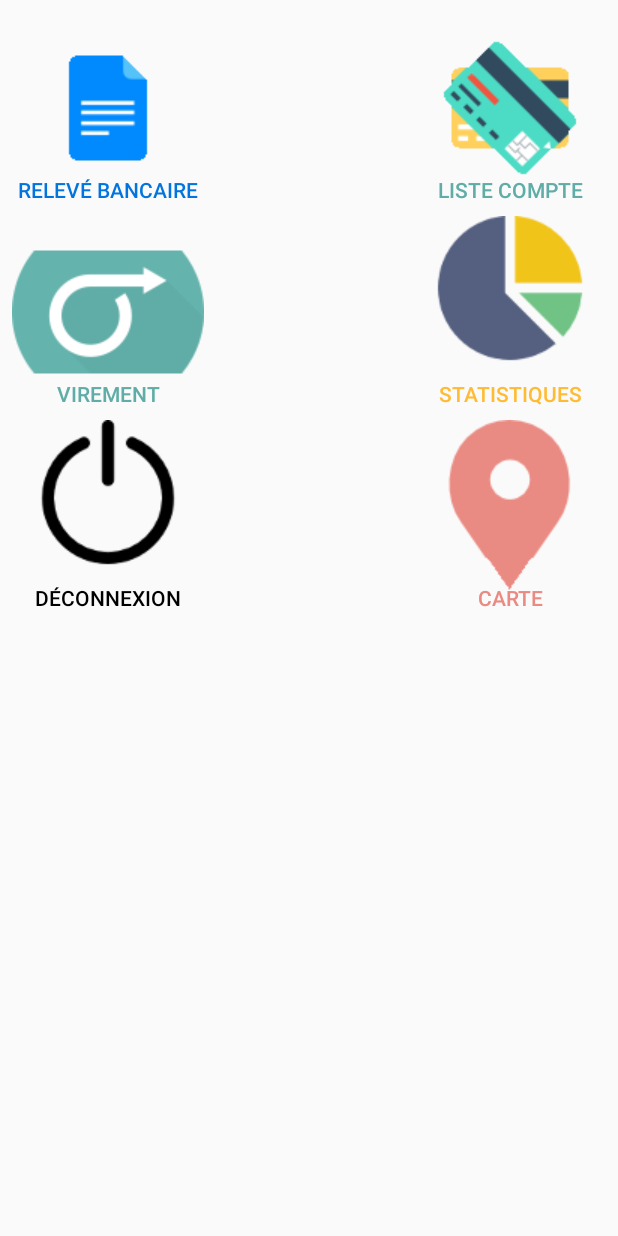
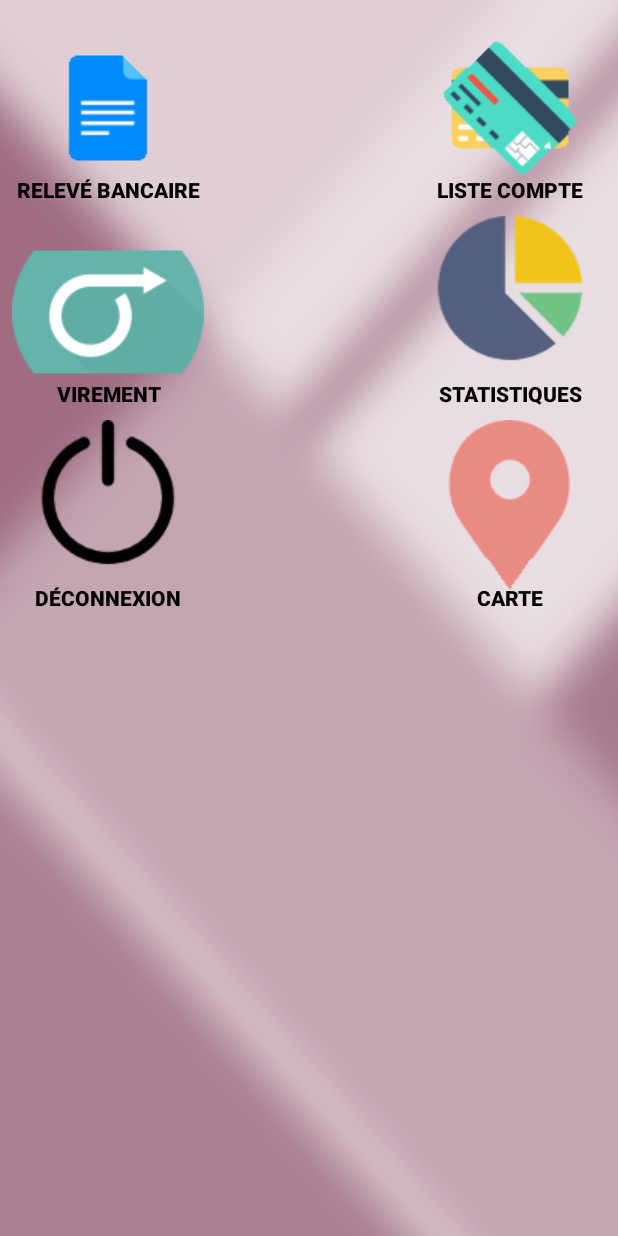
Before and after one commit to Noxyd/VirtualBank, an Android app: the layout activity_accueil.xml on its own in the app's theme, with its tools: preview values and no code run, on a phone screen of 412 x 824 dp. Run offline under Robolectric (Android 15) with nearby library versions, the light colour scheme and no system bars.

Commit message:
Petites modifs sur l'apparence de l'appli !

```diff
--- a/app/src/main/java/com/example/stri/virtualbank/connexion.java
+++ b/app/src/main/java/com/example/stri/virtualbank/connexion.java
@@ -12,7 +12,7 @@ public class connexion extends AppCompatActivity {
     @Override
     protected void onCreate(Bundle savedInstanceState) {
         super.onCreate(savedInstanceState);
-        getSupportActionBar().hide();
+        //getSupportActionBar().hide();
         setContentView(R.layout.activity_connexion);
 
         final Button btn_connect = (Button) findViewById(R.id.id_btn_connect);
--- a/app/src/main/res/layout/activity_accueil.xml
+++ b/app/src/main/res/layout/activity_accueil.xml
@@ -2,7 +2,8 @@
 <android.widget.RelativeLayout xmlns:android="http://schemas.android.com/apk/res/android"
     xmlns:app="http://schemas.android.com/apk/res-auto"
     xmlns:tools="http://schemas.android.com/tools"
-    android:layout_width="match_parent" android:layout_height="match_parent">
+    android:layout_width="match_parent" android:layout_height="match_parent"
+    android:background="@drawable/background">
 
     <android.support.constraint.ConstraintLayout
         android:layout_width="match_parent"
@@ -15,7 +16,6 @@
             android:layout_width="wrap_content"
             android:layout_height="wrap_content"
             android:layout_alignBottom="@+id/id_btn_liste_compte"
-            android:layout_alignStart="@+id/id_btn_releve_bancaire2"
             android:layout_marginStart="8dp"
             android:layout_marginTop="8dp"
             android:background="@drawable/file"
@@ -23,8 +23,9 @@
             android:gravity="bottom|center"
             android:shadowRadius="2"
             android:text="Relevé Bancaire"
-            android:textColor="?android:attr/colorPrimary"
+            android:textColor="?android:attr/colorForeground"
             android:textSize="14sp"
+            android:textStyle="bold"
             app:layout_constraintStart_toStartOf="parent"
             app:layout_constraintTop_toTopOf="parent" />
 
@@ -42,6 +43,7 @@
             android:text="Déconnexion"
             android:textColor="?android:attr/colorForeground"
             android:textSize="14sp"
+            android:textStyle="bold"
             app:layout_constraintStart_toStartOf="parent"
             app:layout_constraintTop_toBottomOf="@+id/id_btn_virement" />
 
@@ -57,8 +59,9 @@
             android:elevation="0dp"
             android:gravity="bottom|center"
             android:text="Carte"
-            android:textColor="#ea8b83"
+            android:textColor="#000000"
             android:textSize="14sp"
+            android:textStyle="bold"
             app:layout_constraintEnd_toEndOf="parent"
             app:layout_constraintTop_toBottomOf="@+id/id_btn_stat" />
 
@@ -74,8 +77,9 @@
             android:elevation="0dp"
             android:gravity="bottom|center"
             android:text="Virement"
-            android:textColor="#60ada7"
+            android:textColor="#000000"
             android:textSize="14sp"
+            android:textStyle="bold"
             app:layout_constraintStart_toStartOf="parent"
             app:layout_constraintTop_toBottomOf="@+id/id_btn_releve_bancaire" />
 
@@ -92,8 +96,9 @@
             android:elevation="0dp"
             android:gravity="bottom|center"
             android:text="Statistiques"
-            android:textColor="@android:color/holo_orange_light"
+            android:textColor="#000000"
             android:textSize="14sp"
+            android:textStyle="bold"
             app:layout_constraintEnd_toEndOf="parent"
             app:layout_constraintTop_toBottomOf="@+id/id_btn_liste_compte" />
 
@@ -110,8 +115,9 @@
             android:elevation="0dp"
             android:gravity="bottom|center"
             android:text="Liste Compte"
-            android:textColor="#60ADA7"
+            android:textColor="#000000"
             android:textSize="14sp"
+            android:textStyle="bold"
             app:layout_constraintEnd_toEndOf="parent"
             app:layout_constraintTop_toTopOf="parent" />
     </android.support.constraint.ConstraintLayout>
--- a/app/src/main/res/layout/activity_ajoutbanque.xml
+++ b/app/src/main/res/layout/activity_ajoutbanque.xml
@@ -4,7 +4,8 @@
     xmlns:tools="http://schemas.android.com/tools"
     android:layout_width="match_parent"
     android:layout_height="match_parent"
-    android:orientation="vertical">
+    android:orientation="vertical"
+    android:background="@drawable/background">
 
     <RelativeLayout
         android:layout_width="match_parent"
--- a/app/src/main/res/layout/activity_ajoutvirement.xml
+++ b/app/src/main/res/layout/activity_ajoutvirement.xml
@@ -4,7 +4,8 @@
     xmlns:tools="http://schemas.android.com/tools"
     android:layout_width="match_parent"
     android:layout_height="match_parent"
-    android:orientation="vertical">
+    android:orientation="vertical"
+    android:background="@drawable/background">
 
     <RelativeLayout
         android:layout_width="match_parent"
--- a/app/src/main/res/layout/activity_connexion.xml
+++ b/app/src/main/res/layout/activity_connexion.xml
@@ -4,8 +4,8 @@
     xmlns:tools="http://schemas.android.com/tools"
     android:layout_width="match_parent"
     android:layout_height="match_parent"
-    android:background="?android:attr/textColorSecondary"
-    tools:context="com.example.stri.virtualbank.Connexion"
+    android:background="@drawable/background_accueil"
+    tools:context="com.example.stri.virtualbank.connexion"
     tools:layout_editor_absoluteX="0dp"
     tools:layout_editor_absoluteY="81dp">
 
--- a/app/src/main/res/layout/activity_inscription.xml
+++ b/app/src/main/res/layout/activity_inscription.xml
@@ -6,7 +6,8 @@
     android:layout_height="match_parent"
     tools:layout_editor_absoluteY="81dp"
     tools:layout_editor_absoluteX="0dp"
-    tools:context="com.example.stri.virtualbank.Inscription">
+    tools:context="com.example.stri.virtualbank.Inscription"
+    android:background="@drawable/background">
 
     <TableRow
         android:layout_width="0dp"
--- a/app/src/main/res/layout/activity_releve_bancaire.xml
+++ b/app/src/main/res/layout/activity_releve_bancaire.xml
@@ -4,7 +4,8 @@
     xmlns:tools="http://schemas.android.com/tools"
     android:layout_width="match_parent"
     android:layout_height="match_parent"
-    tools:context="com.example.stri.virtualbank.ReleveBancaire">
+    tools:context="com.example.stri.virtualbank.ReleveBancaire"
+    android:background="@drawable/background">
 
     <LinearLayout
         android:layout_width="368dp"
--- a/app/src/main/res/layout/activity_stat.xml
+++ b/app/src/main/res/layout/activity_stat.xml
@@ -4,7 +4,8 @@
     xmlns:tools="http://schemas.android.com/tools"
     android:layout_width="match_parent"
     android:layout_height="match_parent"
-    android:orientation="vertical">
+    android:orientation="vertical"
+    android:background="@drawable/background">
 
     <LinearLayout
         android:layout_width="match_parent"
--- a/app/src/main/res/layout/liste_compte.xml
+++ b/app/src/main/res/layout/liste_compte.xml
@@ -4,7 +4,8 @@
     xmlns:tools="http://schemas.android.com/tools"
     android:layout_width="match_parent"
     android:layout_height="match_parent"
-    android:orientation="vertical">
+    android:orientation="vertical"
+    android:background="@drawable/background">
 
     <LinearLayout
         android:layout_width="match_parent"
--- a/app/src/main/res/values/styles.xml
+++ b/app/src/main/res/values/styles.xml
@@ -1,7 +1,7 @@
 <resources>
 
     <!-- Base application theme. -->
-    <style name="AppTheme" parent="Theme.AppCompat.Light.DarkActionBar">
+    <style name="AppTheme" parent="Theme.AppCompat.Light.NoActionBar">
         <!-- Customize your theme here. -->
         <!--
         <item name="colorPrimary">@color/colorPrimary</item>
```
Also changed, not shown: app/src/main/res/drawable/background.png (added), app/src/main/res/drawable/background_accueil.png (added).
